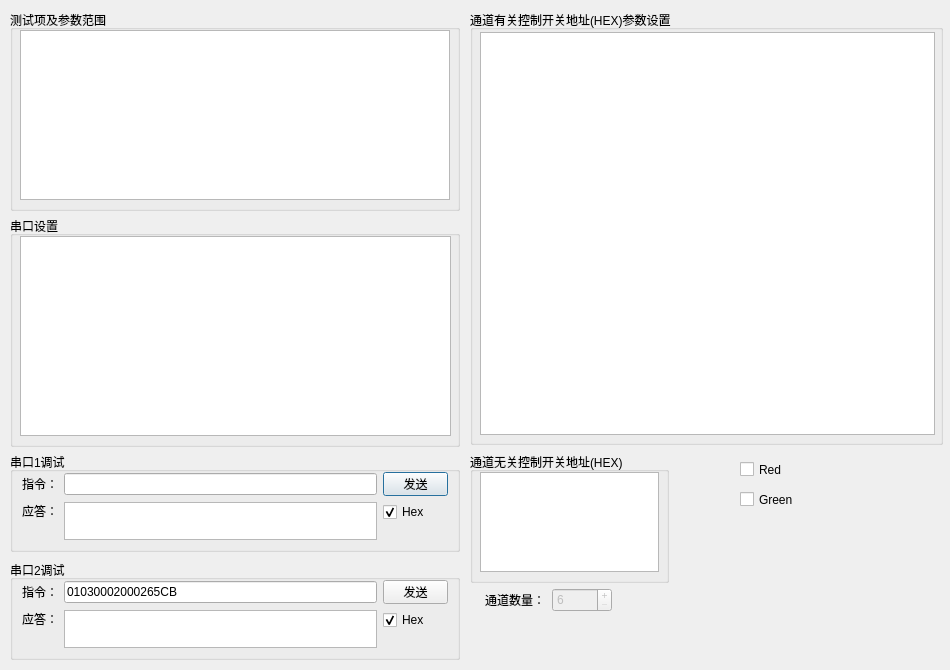
First picture: the form in DialogConfig.ui, repository wlffeng2008/PX-ZBV100, before the edit.
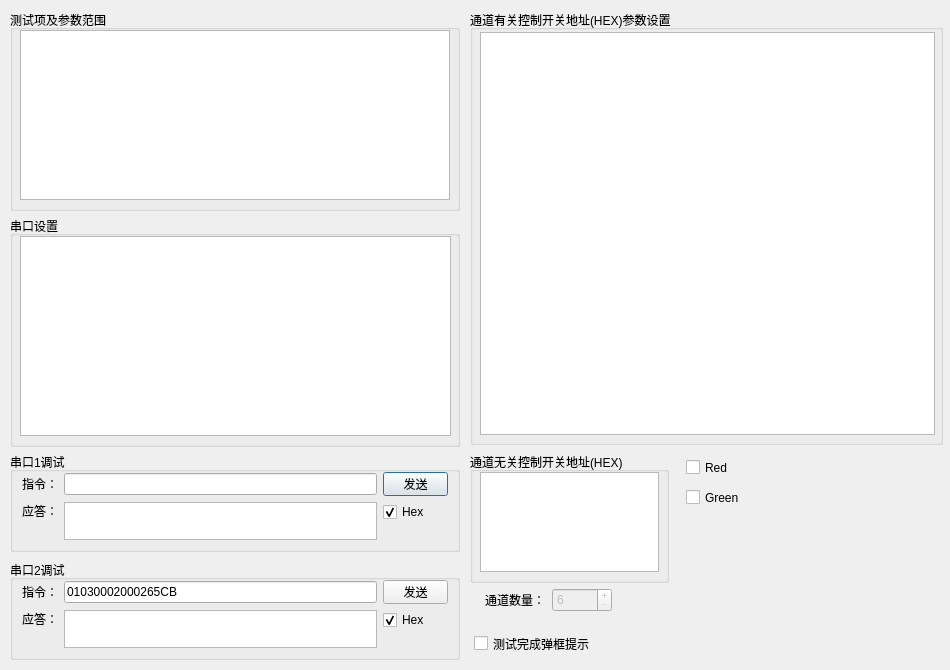
Second picture: the form after the edit.

The edit to the form file:
```diff
--- a/DialogConfig.ui
+++ b/DialogConfig.ui
@@ -387,8 +387,8 @@
   <widget class="QCheckBox" name="checkBoxRed">
    <property name="geometry">
     <rect>
-     <x>740</x>
-     <y>460</y>
+     <x>686</x>
+     <y>458</y>
      <width>80</width>
      <height>19</height>
     </rect>
@@ -400,8 +400,8 @@
   <widget class="QCheckBox" name="checkBoxGreen">
    <property name="geometry">
     <rect>
-     <x>740</x>
-     <y>490</y>
+     <x>686</x>
+     <y>488</y>
      <width>80</width>
      <height>19</height>
     </rect>
@@ -410,6 +410,19 @@
     <string>Green</string>
    </property>
   </widget>
+  <widget class="QCheckBox" name="checkBoxNoitfy">
+   <property name="geometry">
+    <rect>
+     <x>474</x>
+     <y>634</y>
+     <width>191</width>
+     <height>19</height>
+    </rect>
+   </property>
+   <property name="text">
+    <string>测试完成弹框提示</string>
+   </property>
+  </widget>
  </widget>
  <resources/>
  <connections/>
```
